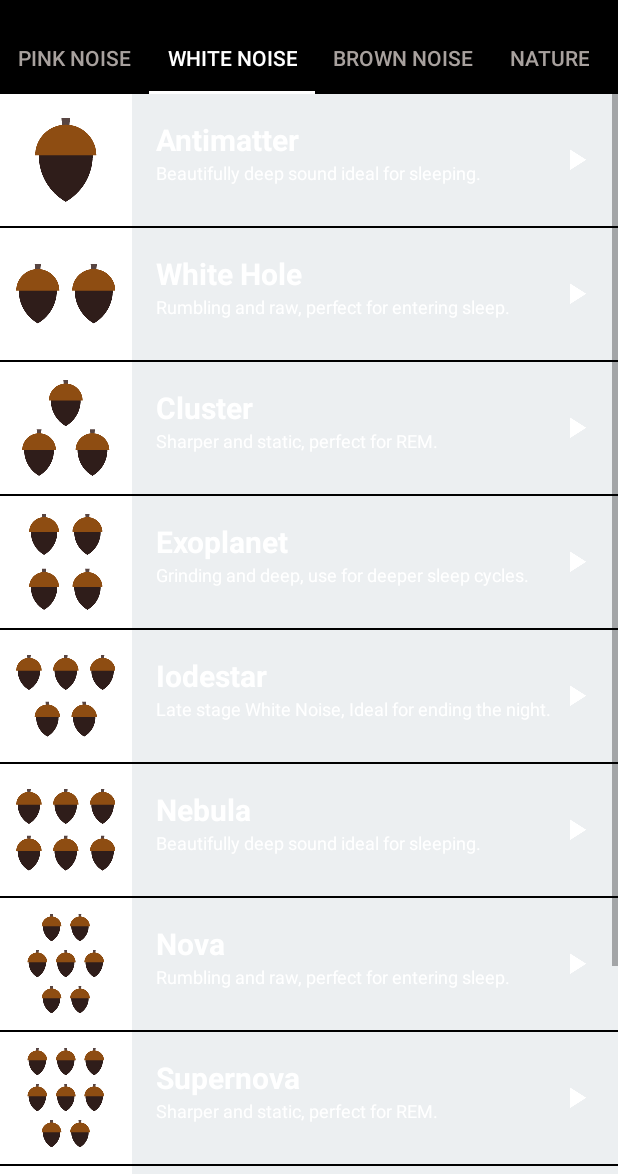
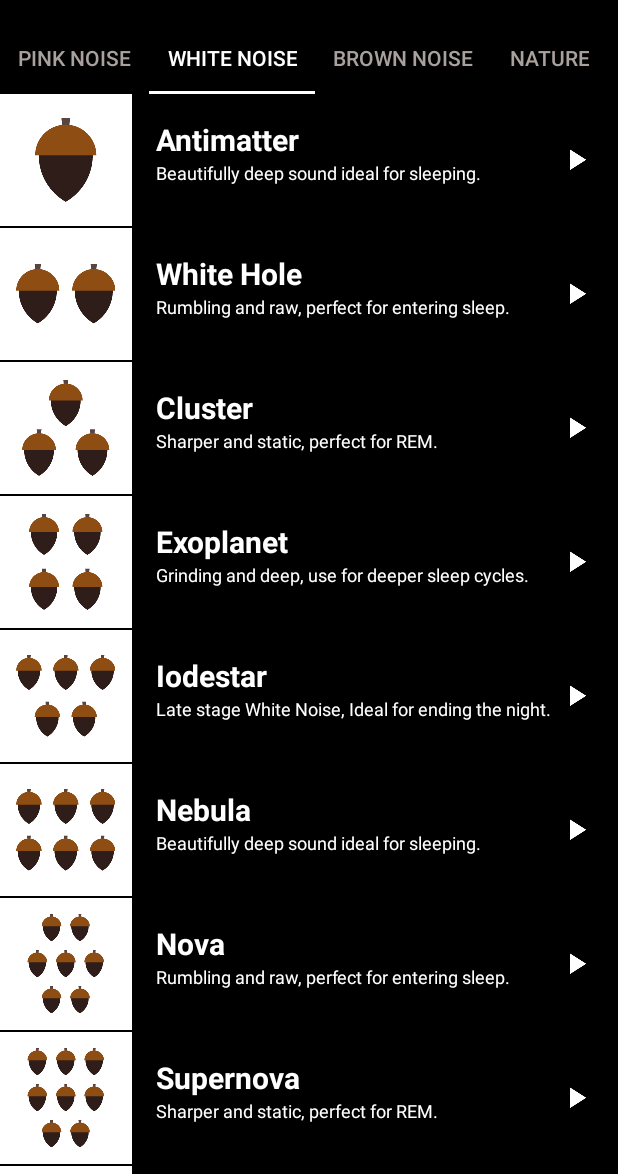
Before and after one commit to davedavis/BabaTrack, an Android app: the screen it shows after launch (MainActivity), tab 2 chosen, on a phone screen of 412 x 824 dp, the part 62-1236 px from its top. Run offline under Robolectric (Android 15) with nearby library versions, the phone set to English and light mode, and no system bars.

Commit message:
Update White Noise category colour and add additional release feature set to README

```diff
--- a/app/src/main/res/values/colors.xml
+++ b/app/src/main/res/values/colors.xml
@@ -25,7 +25,7 @@
 
     <!-- Background color for the white noises category (The Blue
     Grey pallet here: https://material.io/guidelines/style/color.html#color-color-palette-->
-    <color name="category_white_noise">#ECEFF1</color>
+    <color name="category_white_noise">#000000</color>
 
     <!-- Background color for the nature category -->
     <color name="category_nature">#4CAF50</color>
```
Also changed, not shown: 1 other file.
